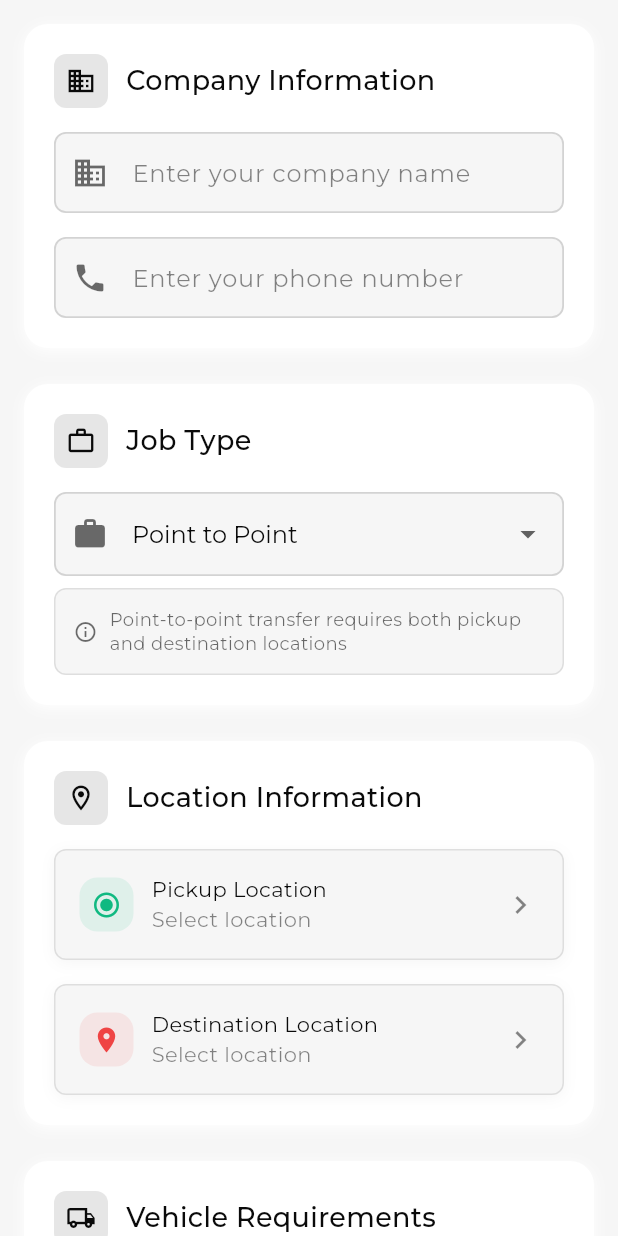
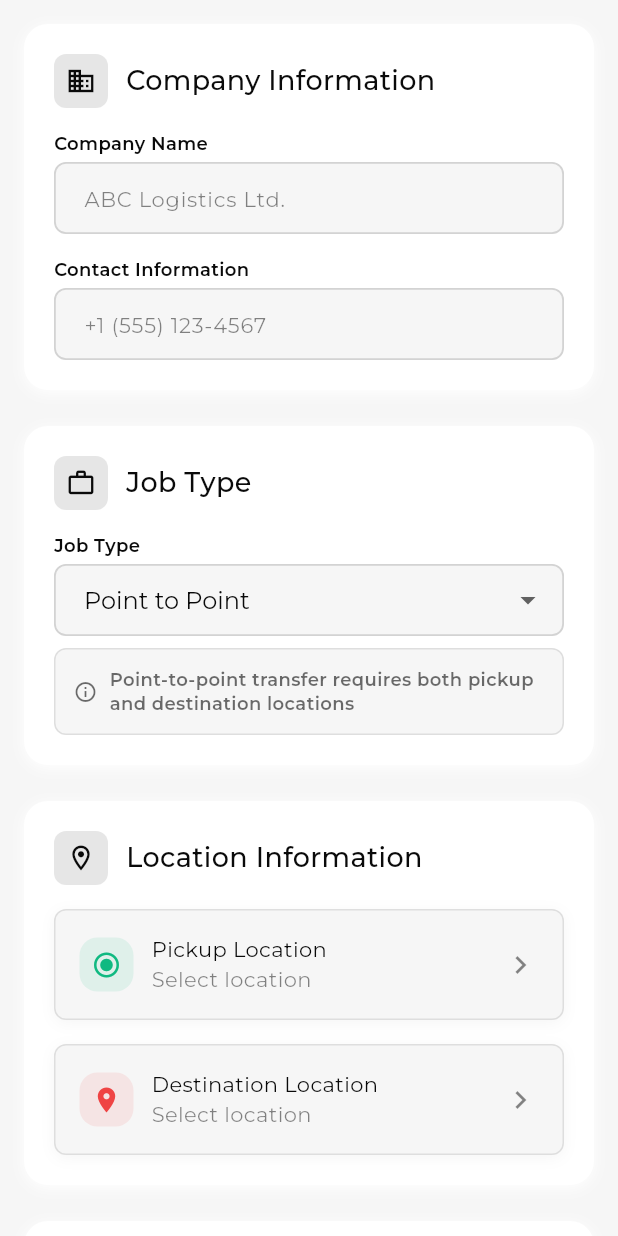
Before and after one commit to ahmetkadircicek/limo, a Flutter app: the ListingJobView screen opened by its route, on a phone screen of 412 x 824 dp. Run offline on Flutter 3.47's test engine with Material 3 defaults, Android fonts, the phone set to English and light mode, and no system bars; our stand-ins replace font_awesome_flutter, geocoding, geolocator, go_router, google_fonts, google_maps_flutter and 2 more; accounts and stored records are empty.

Commit message:
feat: enhance input fields and UI consistency across forms
- add new padding constant for bottom spacing
- update input fields in company registration, job listing, and vehicle registration views to include label text and improved hint text
- refactor AppInput component to require label text and remove prefix icon
- adjust hint text for better clarity in various forms
- improve color handling in UI components for better visual consistency

```diff
--- a/lib/core/constants/padding_constants.dart
+++ b/lib/core/constants/padding_constants.dart
@@ -56,6 +56,7 @@ class PaddingConstants {
   static const EdgeInsets onlyTopL = EdgeInsets.only(top: spacingL);
   static const EdgeInsets onlyTopXl = EdgeInsets.only(top: spacingXl);
 
+  static const EdgeInsets onlyBottomXs = EdgeInsets.only(bottom: spacingXs);
   static const EdgeInsets onlyBottomS = EdgeInsets.only(bottom: spacingS);
   static const EdgeInsets onlyBottomM = EdgeInsets.only(bottom: spacingM);
   static const EdgeInsets onlyBottomL = EdgeInsets.only(bottom: spacingL);
--- a/lib/feature/company_registration/view/company_registration_view.dart
+++ b/lib/feature/company_registration/view/company_registration_view.dart
@@ -100,23 +100,23 @@ class CompanyRegistrationView extends StatelessWidget {
       icon: Icons.business_outlined,
       children: [
         AppInput.primary(
-          hintText: 'Enter your company name',
+          labelText: 'Company Name',
+          hintText: 'ABC Logistics Ltd.',
           controller: viewModel.companyNameController,
-          prefixIcon: Icons.business_outlined,
           enabled: viewModel.isEditMode,
         ),
         SizedBox(height: PaddingConstants.spacingM),
         AppInput.primary(
-          hintText: 'Enter your company type (e.g., Limited Company)',
+          labelText: 'Company Type',
+          hintText: 'Limited Company, LLC',
           controller: viewModel.companyTypeController,
-          prefixIcon: Icons.category_outlined,
           enabled: viewModel.isEditMode,
         ),
         SizedBox(height: PaddingConstants.spacingM),
         AppInput.primary(
-          hintText: 'Enter a brief description about your company',
+          labelText: 'Company Description',
+          hintText: 'Brief company description...',
           controller: viewModel.descriptionController,
-          prefixIcon: Icons.description_outlined,
           enabled: viewModel.isEditMode,
         ),
       ],
@@ -132,33 +132,33 @@ class CompanyRegistrationView extends StatelessWidget {
       icon: Icons.contact_phone_outlined,
       children: [
         AppInput.primary(
-          hintText: 'Enter your company address',
+          labelText: 'Company Address',
+          hintText: '123 Business St, City',
           controller: viewModel.addressController,
-          prefixIcon: Icons.location_on_outlined,
           enabled: viewModel.isEditMode,
         ),
         SizedBox(height: PaddingConstants.spacingM),
         AppInput.primary(
-          hintText: 'Enter your company phone number',
+          labelText: 'Company Phone Number',
+          hintText: '+1 (555) 123-4567',
           controller: viewModel.phoneController,
           keyboardType: TextInputType.phone,
-          prefixIcon: Icons.phone_outlined,
           enabled: viewModel.isEditMode,
         ),
         SizedBox(height: PaddingConstants.spacingM),
         AppInput.primary(
-          hintText: 'Enter your company email address',
+          labelText: 'Company Email Address',
+          hintText: 'info@company.com',
           controller: viewModel.emailController,
           keyboardType: TextInputType.emailAddress,
-          prefixIcon: Icons.email_outlined,
           enabled: viewModel.isEditMode,
         ),
         SizedBox(height: PaddingConstants.spacingM),
         AppInput.primary(
-          hintText: 'Enter your company website (optional)',
+          labelText: 'Company Website (optional)',
+          hintText: 'www.company.com',
           controller: viewModel.websiteController,
           keyboardType: TextInputType.url,
-          prefixIcon: Icons.language_outlined,
           enabled: viewModel.isEditMode,
         ),
       ],
--- a/lib/feature/job_list/view/job_list_view.dart
+++ b/lib/feature/job_list/view/job_list_view.dart
@@ -226,9 +226,9 @@ class _JobListViewState extends State<JobListView> with WidgetsBindingObserver {
   /// Build the search bar
   Widget _buildSearchBar() {
     return AppInput.primary(
+      labelText: 'Search',
       controller: _searchController,
-      hintText: 'Search city, route or company...',
-      prefixIcon: Icons.search,
+      hintText: 'City, route or company...',
     );
   }
 
--- a/lib/feature/listing_job/view/listing_job_view.dart
+++ b/lib/feature/listing_job/view/listing_job_view.dart
@@ -96,14 +96,15 @@ class _ListingJobViewState extends State<ListingJobView> {
       children: [
         AppInput.primary(
           controller: _companyNameController,
-          hintText: 'Enter your company name',
-          prefixIcon: Icons.business,
+          labelText: 'Company Name',
+          hintText: 'ABC Logistics Ltd.',
         ),
         const SizedBox(height: 16),
         AppInput.primary(
+          labelText: 'Contact Information',
           controller: _contactInfoController,
-          hintText: 'Enter your phone number',
-          prefixIcon: Icons.phone,
+          hintText: '+1 (555) 123-4567',
+          keyboardType: TextInputType.phone,
         ),
       ],
     );
@@ -116,7 +117,8 @@ class _ListingJobViewState extends State<ListingJobView> {
       icon: Icons.work_outline,
       children: [
         AppInput.dropdown(
-          hintText: 'Select job type',
+          labelText: 'Job Type',
+          hintText: 'Select job type...',
           dropdownItems: [
             'Point to Point',
             'Daily Rental',
@@ -131,7 +133,6 @@ class _ListingJobViewState extends State<ListingJobView> {
               }
             });
           },
-          prefixIcon: Icons.work,
         ),
         const SizedBox(height: 8),
         _buildJobTypeInfoCard(),
@@ -274,8 +275,8 @@ class _ListingJobViewState extends State<ListingJobView> {
       children: [
         AppInput.primary(
           controller: _descriptionController,
-          hintText: 'Additional information about the job...',
-          prefixIcon: Icons.description,
+          labelText: 'Job Description',
+          hintText: 'Job details, requirements...',
         ),
       ],
     );
@@ -545,13 +546,13 @@ class _ListingJobViewState extends State<ListingJobView> {
         Container(
           padding: const EdgeInsets.all(6),
           decoration: BoxDecoration(
-            color: context.primary.withOpacity(0.12),
+            color: context.primary.withValues(alpha: 0.12),
             borderRadius: BorderRadius.circular(8),
           ),
           child: Icon(
             Icons.location_on,
             size: 16,
-            color: context.primary.withOpacity(0.8),
+            color: context.primary.withValues(alpha: 0.8),
           ),
         ),
         const SizedBox(width: 8),
--- a/lib/feature/listing_job/widgets/pricing_input_form.dart
+++ b/lib/feature/listing_job/widgets/pricing_input_form.dart
@@ -123,7 +123,7 @@ class _PricingInputFormState extends State<PricingInputForm> {
           enabled: widget.enabled,
           keyboardType: TextInputType.number,
           decoration: InputDecoration(
-            hintText: '0.00',
+            hintText: '25.00',
             prefixText: '\$ ',
             border: OutlineInputBorder(
               borderRadius: BorderRadius.circular(8),
@@ -172,7 +172,7 @@ class _PricingInputFormState extends State<PricingInputForm> {
           enabled: widget.enabled,
           keyboardType: TextInputType.number,
           decoration: InputDecoration(
-            hintText: '0.00',
+            hintText: '2.50',
             prefixText: '\$ ',
             border: OutlineInputBorder(
               borderRadius: BorderRadius.circular(8),
--- a/lib/feature/map/widgets/location_picker.dart
+++ b/lib/feature/map/widgets/location_picker.dart
@@ -519,7 +519,7 @@ class _LocationPickerState extends State<LocationPicker> {
         onLongPress: _saveCurrentLocationAsDefault,
         child: Container(
           decoration: BoxDecoration(
-            color: Theme.of(context).colorScheme.primary.withOpacity(0.1),
+            color: Theme.of(context).colorScheme.primary.withValues(alpha: 0.1),
             borderRadius: BorderRadius.circular(14),
           ),
           child: IconButton(
--- a/lib/feature/profile/view/company_info_view.dart
+++ b/lib/feature/profile/view/company_info_view.dart
@@ -259,40 +259,35 @@ class _CompanyInfoViewState extends State<CompanyInfoView> {
         AppInput.primary(
           controller: _companyNameController,
           labelText: 'Company Name',
-          hintText: 'Enter company name',
-          prefixIcon: Icons.business,
+          hintText: 'ABC Logistics Ltd.',
           enabled: _isEditing,
         ),
         const SizedBox(height: 16),
         AppInput.primary(
           controller: _authorizedPersonController,
           labelText: 'Authorized Person',
-          hintText: 'Enter authorized person name',
-          prefixIcon: Icons.person,
+          hintText: 'John Smith',
           enabled: _isEditing,
         ),
         const SizedBox(height: 16),
         AppInput.primary(
           controller: _companyAddressController,
           labelText: 'Company Address',
-          hintText: 'Enter company address',
-          prefixIcon: Icons.location_on,
+          hintText: '123 Business St, City',
           enabled: _isEditing,
         ),
         const SizedBox(height: 16),
         AppInput.primary(
           controller: _companyTaxNumberController,
           labelText: 'Tax Number',
-          hintText: 'Enter tax number',
-          prefixIcon: Icons.receipt,
+          hintText: '12-3456789',
           enabled: _isEditing,
         ),
         const SizedBox(height: 16),
         AppInput.primary(
           controller: _companyWebsiteController,
           labelText: 'Website',
-          hintText: 'Enter company website',
-          prefixIcon: Icons.language,
+          hintText: 'www.company.com',
           enabled: _isEditing,
         ),
       ],
@@ -307,18 +302,16 @@ class _CompanyInfoViewState extends State<CompanyInfoView> {
       children: [
         AppInput.primary(
           controller: _companyPhoneController,
-          labelText: 'Phone Number',
-          hintText: 'Enter company phone number',
-          prefixIcon: Icons.phone,
+          labelText: 'Company Phone Number',
+          hintText: '+1 (555) 123-4567',
           keyboardType: TextInputType.phone,
           enabled: _isEditing,
         ),
         const SizedBox(height: 16),
         AppInput.primary(
           controller: _companyEmailController,
-          labelText: 'Email Address',
-          hintText: 'Enter company email address',
-          prefixIcon: Icons.email,
+          labelText: 'Company Email Address',
+          hintText: 'info@company.com',
           keyboardType: TextInputType.emailAddress,
           enabled: _isEditing,
         ),
@@ -335,16 +328,14 @@ class _CompanyInfoViewState extends State<CompanyInfoView> {
         AppInput.primary(
           controller: _companyDescriptionController,
           labelText: 'Company Description',
-          hintText: 'Enter company description',
-          prefixIcon: Icons.description,
+          hintText: 'Brief company description...',
           enabled: _isEditing,
         ),
         const SizedBox(height: 16),
         AppInput.primary(
           controller: _companyFoundedYearController,
           labelText: 'Founded Year',
-          hintText: 'Enter founded year',
-          prefixIcon: Icons.calendar_today,
+          hintText: '2020',
           keyboardType: TextInputType.number,
           enabled: _isEditing,
         ),
@@ -352,8 +343,8 @@ class _CompanyInfoViewState extends State<CompanyInfoView> {
         AppInput.primary(
           controller: _companyEmployeeCountController,
           labelText: 'Employee Count',
-          hintText: 'Enter employee count',
-          prefixIcon: Icons.people,
+          hintText: '50',
+          keyboardType: TextInputType.number,
           enabled: _isEditing,
         ),
       ],
--- a/lib/feature/profile/view/profile_view.dart
+++ b/lib/feature/profile/view/profile_view.dart
@@ -180,8 +180,7 @@ class _ProfileViewState extends State<ProfileView> {
                 AppInput.primary(
                   controller: viewModel.phoneController,
                   labelText: 'Phone',
-                  hintText: 'Enter your phone number',
-                  prefixIcon: Icons.phone,
+                  hintText: '+1 (555) 123-4567',
                   keyboardType: TextInputType.phone,
                   enabled: viewModel.isEditing, // Only enabled in edit mode
                   inputFormatters: viewModel.isEditing
--- a/lib/feature/vehicle_registration/view/vehicle_registration_view.dart
+++ b/lib/feature/vehicle_registration/view/vehicle_registration_view.dart
@@ -64,27 +64,27 @@ Widget _buildVehicleInfoSection(
     icon: Icons.directions_car,
     children: [
       AppInput.primary(
+        labelText: 'License Plate Number',
         controller: viewModel.licencePlateController,
-        hintText: 'Enter license plate number',
-        prefixIcon: Icons.confirmation_number,
-        validator: viewModel.validateLicencePlate,
+        hintText: 'ABC-123',
+        keyboardType: TextInputType.text,
       ),
       SizedBox(height: context.spacingL),
       AppInput.dropdown(
-        hintText: 'Select vehicle brand',
+        labelText: 'Vehicle Brand',
+        hintText: 'Select brand...',
         dropdownItems: VehicleRegistrationViewModel.brandOptions,
         dropdownValue: viewModel.selectedBrand,
         onDropdownChanged: (value) {
           viewModel.setBrand(value);
         },
-        prefixIcon: Icons.branding_watermark,
       ),
       SizedBox(height: context.spacingL),
       AppInput.primary(
+        labelText: 'Vehicle Model',
         controller: viewModel.modelController,
-        hintText: 'Enter vehicle model',
-        prefixIcon: Icons.directions_car,
-        validator: viewModel.validateModel,
+        hintText: 'Sprinter 2500',
+        keyboardType: TextInputType.text,
       ),
     ],
   );
@@ -98,33 +98,33 @@ Widget _buildVehicleSpecsSection(
     icon: Icons.settings,
     children: [
       AppInput.dropdown(
-        hintText: 'Select vehicle type',
+        labelText: 'Vehicle Type',
+        hintText: 'Select type...',
         dropdownItems: VehicleRegistrationViewModel.vehicleTypes,
         dropdownValue: viewModel.selectedVehicleType,
         onDropdownChanged: (value) {
           viewModel.updateVehicleType(value);
         },
-        prefixIcon: Icons.local_shipping,
       ),
       SizedBox(height: context.spacingL),
       AppInput.dropdown(
-        hintText: 'Select year',
+        labelText: 'Year',
+        hintText: 'Select year...',
         dropdownItems: VehicleRegistrationViewModel.yearOptions,
         dropdownValue: viewModel.selectedYear,
         onDropdownChanged: (value) {
           viewModel.updateYear(value);
         },
-        prefixIcon: Icons.calendar_today,
       ),
       SizedBox(height: context.spacingL),
       AppInput.dropdown(
-        hintText: 'Select capacity',
+        labelText: 'Capacity',
+        hintText: 'Select capacity...',
         dropdownItems: VehicleRegistrationViewModel.capacityOptions,
         dropdownValue: viewModel.selectedCapacity,
         onDropdownChanged: (value) {
           viewModel.updateCapacity(value);
         },
-        prefixIcon: Icons.people,
       ),
     ],
   );
@@ -138,13 +138,13 @@ Widget _buildCategorySection(
     icon: Icons.star,
     children: [
       AppInput.dropdown(
-        hintText: 'Select vehicle category',
+        labelText: 'Vehicle Category',
+        hintText: 'Select category...',
         dropdownItems: VehicleRegistrationViewModel.categoryOptions,
         dropdownValue: viewModel.selectedCategory,
         onDropdownChanged: (value) {
           viewModel.setCategory(value);
         },
-        prefixIcon: Icons.category,
       ),
     ],
   );
--- a/lib/shared/app_input.dart
+++ b/lib/shared/app_input.dart
@@ -10,8 +10,7 @@ enum InputVariant { primary, secondary, tertiary }
 
 class AppInput extends StatelessWidget {
   final String? hintText;
-  final String? labelText;
-  final IconData? prefixIcon;
+  final String labelText;
   final IconData? suffixIcon;
   final TextEditingController? controller;
   final bool obscureText;
@@ -21,7 +20,6 @@ class AppInput extends StatelessWidget {
   final List<TextInputFormatter>? inputFormatters;
   final Function(String)? onChanged;
   final VoidCallback? onSuffixIconTap;
-  // Removed maxLines from here
   final InputVariant variant;
   final bool isDropdown;
   final List<String>? dropdownItems;
@@ -32,8 +30,7 @@ class AppInput extends StatelessWidget {
   const AppInput({
     super.key,
     this.hintText,
-    this.labelText,
-    this.prefixIcon,
+    required this.labelText,
     this.suffixIcon,
     this.controller,
     this.obscureText = false,
@@ -43,7 +40,6 @@ class AppInput extends StatelessWidget {
     this.inputFormatters,
     this.onChanged,
     this.onSuffixIconTap,
-    // maxLines removed
     this.variant = InputVariant.primary,
     this.isDropdown = false,
     this.dropdownItems,
@@ -55,8 +51,7 @@ class AppInput extends StatelessWidget {
   const AppInput.primary({
     Key? key,
     String? hintText,
-    String? labelText,
-    IconData? prefixIcon,
+    required String labelText,
     IconData? suffixIcon,
     TextEditingController? controller,
     bool obscureText = false,
@@ -66,12 +61,10 @@ class AppInput extends StatelessWidget {
     List<TextInputFormatter>? inputFormatters,
     Function(String)? onChanged,
     VoidCallback? onSuffixIconTap,
-    // int maxLines = 1, // removed
   }) : this(
           key: key,
           hintText: hintText,
           labelText: labelText,
-          prefixIcon: prefixIcon,
           suffixIcon: suffixIcon,
           controller: controller,
           obscureText: obscureText,
@@ -81,7 +74,6 @@ class AppInput extends StatelessWidget {
           inputFormatters: inputFormatters,
           onChanged: onChanged,
           onSuffixIconTap: onSuffixIconTap,
-          // maxLines: maxLines, // removed
           variant: InputVariant.primary,
         );
 
@@ -89,8 +81,7 @@ class AppInput extends StatelessWidget {
   const AppInput.secondary({
     Key? key,
     String? hintText,
-    String? labelText,
-    IconData? prefixIcon,
+    required String labelText,
     IconData? suffixIcon,
     TextEditingController? controller,
     bool obscureText = false,
@@ -100,12 +91,10 @@ class AppInput extends StatelessWidget {
     List<TextInputFormatter>? inputFormatters,
     Function(String)? onChanged,
     VoidCallback? onSuffixIconTap,
-    // int maxLines = 1, // removed
   }) : this(
           key: key,
           hintText: hintText,
           labelText: labelText,
-          prefixIcon: prefixIcon,
           suffixIcon: suffixIcon,
           controller: controller,
           obscureText: obscureText,
@@ -115,7 +104,6 @@ class AppInput extends StatelessWidget {
           inputFormatters: inputFormatters,
           onChanged: onChanged,
           onSuffixIconTap: onSuffixIconTap,
-          // maxLines: maxLines, // removed
           variant: InputVariant.secondary,
         );
 
@@ -123,8 +111,7 @@ class AppInput extends StatelessWidget {
   const AppInput.tertiary({
     Key? key,
     String? hintText,
-    String? labelText,
-    IconData? prefixIcon,
+    required String labelText,
     IconData? suffixIcon,
     TextEditingController? controller,
     bool obscureText = false,
@@ -134,12 +121,10 @@ class AppInput extends StatelessWidget {
     List<TextInputFormatter>? inputFormatters,
     Function(String)? onChanged,
     VoidCallback? onSuffixIconTap,
-    // int maxLines = 1, // removed
   }) : this(
           key: key,
           hintText: hintText,
           labelText: labelText,
-          prefixIcon: prefixIcon,
           suffixIcon: suffixIcon,
           controller: controller,
           obscureText: obscureText,
@@ -149,7 +134,6 @@ class AppInput extends StatelessWidget {
           inputFormatters: inputFormatters,
           onChanged: onChanged,
           onSuffixIconTap: onSuffixIconTap,
-          // maxLines: maxLines, // removed
           variant: InputVariant.tertiary,
         );
 
@@ -160,8 +144,7 @@ class AppInput extends StatelessWidget {
     String? dropdownValue,
     required Function(String?) onDropdownChanged,
     String? hintText,
-    String? labelText,
-    IconData? prefixIcon,
+    required String labelText,
     bool enabled = true,
     String? Function(String?)? validator,
     InputVariant variant = InputVariant.primary,
@@ -169,7 +152,6 @@ class AppInput extends StatelessWidget {
           key: key,
           hintText: hintText,
           labelText: labelText,
-          prefixIcon: prefixIcon,
           enabled: enabled,
           validator: validator,
           variant: variant,
@@ -184,15 +166,13 @@ class AppInput extends StatelessWidget {
     return Column(
       crossAxisAlignment: CrossAxisAlignment.start,
       children: [
-        if (labelText != null)
-          Padding(
-            padding: PaddingConstants.onlyBottomS,
-            child: AppText.body(
-              labelText!,
-              color: _getLabelColor(context),
-              fontWeight: FontWeight.w600,
-            ),
+        Padding(
+          padding: PaddingConstants.onlyBottomXs,
+          child: AppText.caption(
+            labelText,
+            color: _getLabelColor(context),
           ),
+        ),
         isDropdown ? _buildDropdown(context) : _buildTextField(context),
       ],
     );
@@ -204,13 +184,13 @@ class AppInput extends StatelessWidget {
     Color borderColor;
     switch (variant) {
       case InputVariant.primary:
-        borderColor = context.primary.withOpacity(0.15);
+        borderColor = context.primary.withValues(alpha: 0.15);
         break;
       case InputVariant.secondary:
-        borderColor = context.onSurface.withOpacity(0.12);
+        borderColor = context.onSurface.withValues(alpha: 0.12);
         break;
       case InputVariant.tertiary:
-        borderColor = context.secondary.withOpacity(0.25);
+        borderColor = context.secondary.withValues(alpha: 0.25);
         break;
     }
 
@@ -218,12 +198,9 @@ class AppInput extends StatelessWidget {
       hintText: hintText,
       hintStyle: GoogleFonts.montserrat(
         color: _getHintColor(context),
-        fontSize: 16,
+        fontSize: 14,
         fontWeight: FontWeight.w400,
       ),
-      prefixIcon: prefixIcon != null
-          ? Icon(prefixIcon, color: _getIconColor(context))
-          : null,
       suffixIcon: suffixIcon != null
           ? IconButton(
               onPressed: onSuffixIconTap,
@@ -232,7 +209,7 @@ class AppInput extends StatelessWidget {
           : null,
       filled: true,
       fillColor: _getBackgroundColor(context),
-      contentPadding: const EdgeInsets.symmetric(vertical: 16, horizontal: 12),
+      contentPadding: PaddingConstants.horizontalL,
       enabledBorder: OutlineInputBorder(
         borderRadius: GeneralConstants.borderRadius, // kenar yumusatma
         borderSide: BorderSide(
@@ -243,14 +220,14 @@ class AppInput extends StatelessWidget {
       focusedBorder: OutlineInputBorder(
         borderRadius: GeneralConstants.borderRadius, // kenar yumusatma
         borderSide: BorderSide(
-          color: context.primary.withOpacity(0.2),
+          color: context.primary.withValues(alpha: 0.2),
           width: 1,
         ),
       ),
       errorBorder: OutlineInputBorder(
         borderRadius: GeneralConstants.borderRadius, // kenar yumusatma
         borderSide: BorderSide(
-          color: Colors.red.withOpacity(0.7),
+          color: Colors.red.withValues(alpha: 0.7),
           width: 1,
         ),
       ),
@@ -328,16 +305,16 @@ class AppInput extends StatelessWidget {
 
   Color _getHintColor(BuildContext context) =>
       variant == InputVariant.primary && _isPrimaryBackground(context)
-          ? context.onPrimary.withOpacity(0.5)
-          : context.onSurface.withOpacity(0.5);
+          ? context.onPrimary.withValues(alpha: 0.5)
+          : context.onSurface.withValues(alpha: 0.5);
 
   Color _getIconColor(BuildContext context) =>
       variant == InputVariant.primary && _isPrimaryBackground(context)
-          ? context.onPrimary.withOpacity(0.6)
-          : context.onSurface.withOpacity(0.6);
+          ? context.onPrimary.withValues(alpha: 0.6)
+          : context.onSurface.withValues(alpha: 0.6);
 
   bool _isPrimaryBackground(BuildContext context) =>
-      _getBackgroundColor(context).value == context.primary.value;
+      _getBackgroundColor(context).toARGB32() == context.primary.toARGB32();
 
   Color _getBackgroundColor(BuildContext context) {
     switch (variant) {
@@ -346,7 +323,7 @@ class AppInput extends StatelessWidget {
       case InputVariant.secondary:
         return context.surface;
       case InputVariant.tertiary:
-        return context.secondary.withOpacity(0.1);
+        return context.secondary.withValues(alpha: 0.1);
     }
   }
 }
--- a/lib/shared/app_text.dart
+++ b/lib/shared/app_text.dart
@@ -92,7 +92,7 @@ class AppText extends StatelessWidget {
     this.maxLines,
     this.overflow,
   })  : fontSize = 12.0, // DesignTokens.caption
-        fontWeight = FontWeight.w400;
+        fontWeight = FontWeight.w600;
 
   @override
   Widget build(BuildContext context) {
```
Also changed, not shown: lib/feature/listing_job/view/vehicle_requirement_page.dart (+4 -4 lines), lib/feature/listing_job/widgets/vehicle_requirement_form.dart (+5 -5 lines), lib/feature/map/widgets/location_field.dart (+9 -7 lines).
